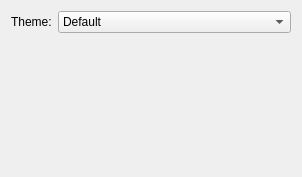
Old version of the form src/bp/Tools/IDE/ui/preferences/editor.theme.ui in the repository akyoto/flua.
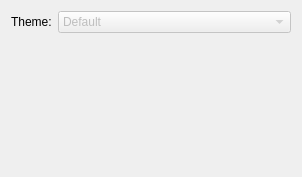
New version of the form.

Diff of the .ui file:
```diff
--- a/src/bp/Tools/IDE/ui/preferences/editor.theme.ui
+++ b/src/bp/Tools/IDE/ui/preferences/editor.theme.ui
@@ -34,6 +34,9 @@
      </item>
      <item row="0" column="1">
       <widget class="QComboBox" name="themeName">
+       <property name="enabled">
+        <bool>false</bool>
+       </property>
        <item>
         <property name="text">
          <string>Default</string>
```
